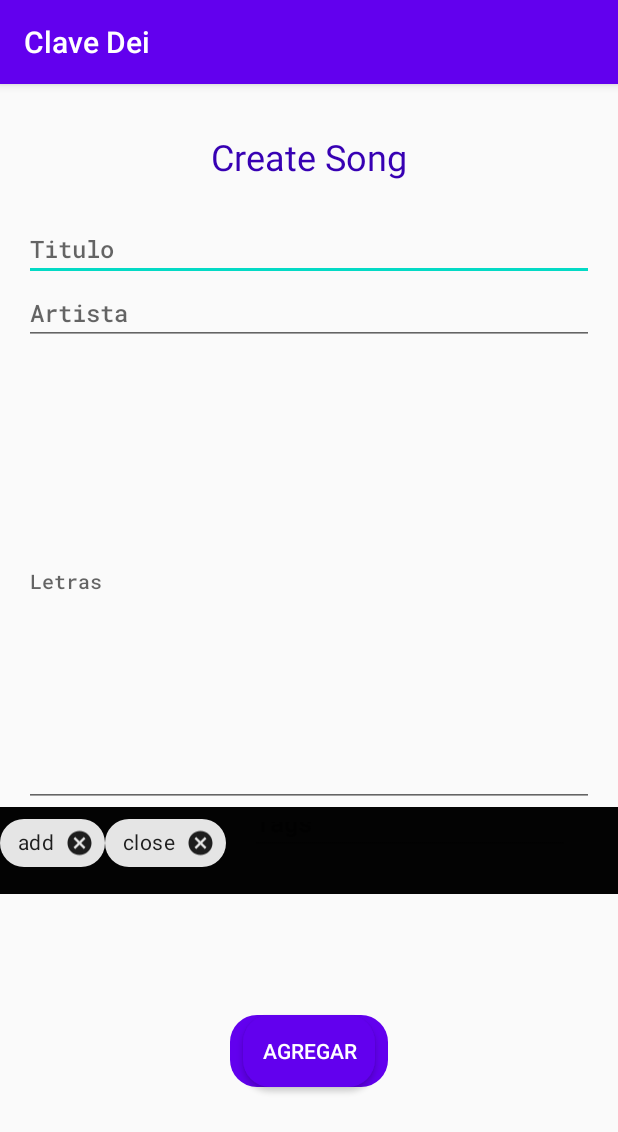
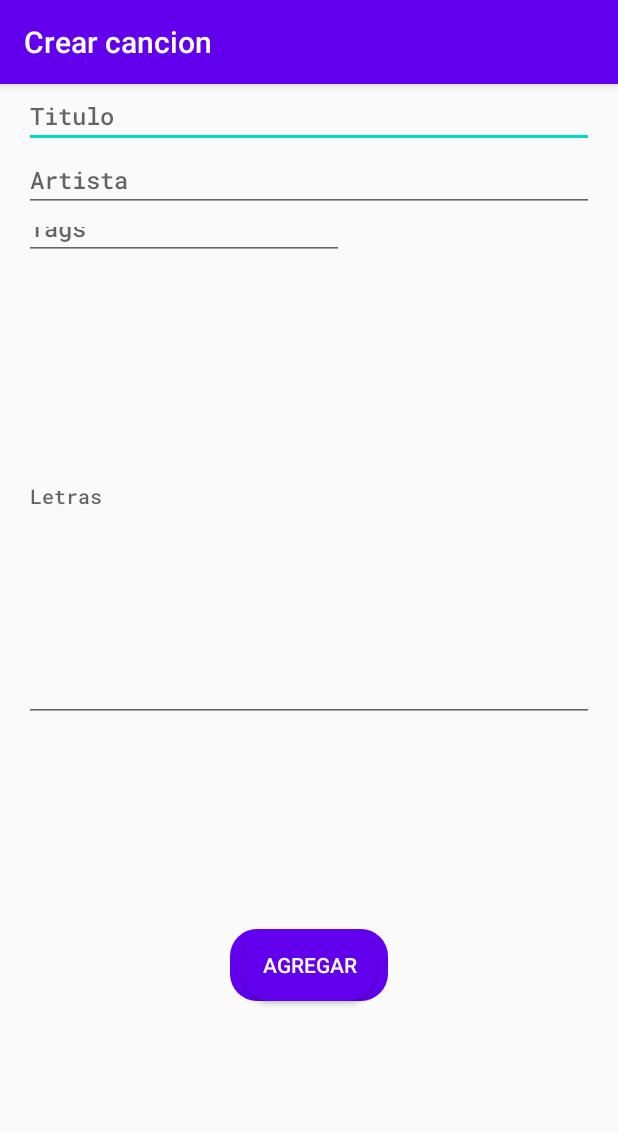
Before and after one commit to melisgb/CancioneroCatolico, an Android app: the EditSongActivity screen opened directly, with no data from a screen before it, on a phone screen of 412 x 824 dp. Shown: the top 1132 px of the screen. Run offline under Robolectric (Android 15) with nearby library versions, the phone set to English and light mode, and no system bars; our stand-ins replace FlexboxLayout.

Commit message:
Progress in Chips for Tags

```diff
--- a/app/src/main/AndroidManifest.xml
+++ b/app/src/main/AndroidManifest.xml
@@ -12,7 +12,8 @@
         android:supportsRtl="true"
         android:theme="@style/AppTheme">
         <activity android:name=".ReadSongActivity"></activity>
-        <activity android:name=".EditSongActivity" />
+        <activity android:name=".EditSongActivity"
+            android:windowSoftInputMode="adjustPan"/>
         <activity android:name=".ViewSpecificListActivity" />
         <activity android:name=".ViewMyListsActivity" />
         <activity android:name=".ViewSongsByKeyActivity" />
--- a/app/src/main/java/com/example/cancionerocatolico/EditSongActivity.kt
+++ b/app/src/main/java/com/example/cancionerocatolico/EditSongActivity.kt
@@ -3,6 +3,8 @@ package com.example.cancionerocatolico
 import androidx.appcompat.app.AppCompatActivity
 import android.os.Bundle
 import android.view.View
+import android.widget.ArrayAdapter
+import android.widget.AutoCompleteTextView
 import android.widget.Button
 import android.widget.Toast
 import com.example.cancionerocatolico.api.CancioneroAPI
@@ -23,9 +25,10 @@ class EditSongActivity : AppCompatActivity() {
         val btnCreateSong = findViewById<Button>(R.id.btnCreateSong)
         val btnUpdateSong = findViewById<Button>(R.id.btnUpdateSong)
         val tagsLayout = findViewById<FlexboxLayout>(R.id.tagsLayout)
+        var tagsInput = findViewById<AutoCompleteTextView>(R.id.etxtSongTags)
 
         if(intent.extras != null){
-            txtvEditSongTitle.text = "Update Song"
+            title = getString(R.string.edit_song_title)
             btnUpdateSong.isEnabled = true
             btnCreateSong.isEnabled = false
             //Para Editar Cancion
@@ -37,7 +40,7 @@ class EditSongActivity : AppCompatActivity() {
             etxtSongTags.setText(bundle.getString("songTags"))
         }
         else{
-            txtvEditSongTitle.text = "Create Song"
+            title = getString(R.string.create_song_title)
             btnUpdateSong.isEnabled = false
             btnCreateSong.isEnabled = true
         }
@@ -73,8 +76,9 @@ class EditSongActivity : AppCompatActivity() {
             )
             updateSongDB(currSong)
         }
-        addNewChip("add", tagsLayout)
-        addNewChip("close", tagsLayout)
+        tagsInput.setAdapter(ArrayAdapter<String>(this, android.R.layout.simple_list_item_1,
+            listOf("Entrada", "Comunion", "Salida1", "Salida2", "Salida3")))
+//        addNewChip("add", tagsLayout)
     }
 
     fun addSongDB(song : Song){
--- a/app/src/main/res/layout/activity_edit_song.xml
+++ b/app/src/main/res/layout/activity_edit_song.xml
@@ -4,26 +4,14 @@
     xmlns:tools="http://schemas.android.com/tools"
     android:layout_width="match_parent"
     android:layout_height="match_parent"
+    android:fitsSystemWindows="false"
     tools:context=".EditSongActivity">
-
-    <TextView
-        android:id="@+id/txtvEditSongTitle"
-        android:layout_width="wrap_content"
-        android:layout_height="wrap_content"
-        android:layout_marginTop="32dp"
-        android:text="@string/edit_song_title"
-        android:textColor="@color/colorPrimaryDark"
-        android:textSize="24sp"
-        app:layout_constraintEnd_toEndOf="parent"
-        app:layout_constraintStart_toStartOf="parent"
-        app:layout_constraintTop_toTopOf="parent" />
 
     <EditText
         android:id="@+id/etxtSongTitle"
         android:layout_width="0dp"
         android:layout_height="wrap_content"
         android:layout_marginStart="16dp"
-        android:layout_marginTop="24dp"
         android:layout_marginEnd="16dp"
         android:autofillHints=""
         android:ems="10"
@@ -35,7 +23,7 @@
         app:layout_constraintEnd_toEndOf="parent"
         app:layout_constraintHorizontal_bias="0.0"
         app:layout_constraintStart_toStartOf="parent"
-        app:layout_constraintTop_toBottomOf="@+id/txtvEditSongTitle" />
+        app:layout_constraintTop_toTopOf="parent" />
 
     <EditText
         android:id="@+id/etxtSongArtist"
@@ -53,6 +41,39 @@
         app:layout_constraintHorizontal_bias="0.0"
         app:layout_constraintStart_toStartOf="parent"
         app:layout_constraintTop_toBottomOf="@+id/etxtSongTitle" />
+
+    <com.google.android.flexbox.FlexboxLayout
+        android:id="@+id/tagsLayout"
+        android:layout_width="match_parent"
+        android:layout_height="wrap_content"
+        app:alignContent="space_around"
+        app:alignItems="stretch"
+        app:layout_constraintEnd_toEndOf="parent"
+        app:layout_constraintStart_toStartOf="parent"
+        app:layout_constraintTop_toBottomOf="@+id/etxtSongArtist"
+        app:showDivider="beginning|middle|end">
+
+        <AutoCompleteTextView
+            android:id="@+id/etxtSongTags"
+            android:layout_width="wrap_content"
+            android:layout_height="32dp"
+            android:layout_marginLeft="16sp"
+            android:layout_marginRight="16sp"
+            android:autofillHints=""
+            android:dropDownHeight="70dp"
+            android:dropDownHorizontalOffset="0dp"
+            android:dropDownVerticalOffset="-190dp"
+            android:ems="10"
+            android:fontFamily="@font/roboto_mono_medium"
+            android:hint="@string/hint_song_tags"
+            android:inputType="text"
+            android:textColor="@color/whiteColor"
+            android:textSize="16sp"
+            app:layout_constraintEnd_toEndOf="parent"
+            app:layout_constraintStart_toStartOf="parent"
+            app:layout_constraintTop_toBottomOf="@+id/etxtSongArtist"
+            app:layout_flexGrow="1" />
+    </com.google.android.flexbox.FlexboxLayout>
 
     <EditText
         android:id="@+id/etxtSongLyrics"
@@ -72,40 +93,8 @@
         android:textSize="13sp"
         app:layout_constraintEnd_toEndOf="parent"
         app:layout_constraintStart_toStartOf="parent"
-        app:layout_constraintTop_toBottomOf="@+id/etxtSongArtist" />
+        app:layout_constraintTop_toBottomOf="@+id/tagsLayout" />
 
-    <com.google.android.flexbox.FlexboxLayout
-        android:id="@+id/tagsLayout"
-        android:layout_width="match_parent"
-        android:layout_height="wrap_content"
-        app:alignContent="space_around"
-        app:alignItems="stretch"
-        android:paddingBottom="10dp"
-        android:background="@color/blackColor"
-        app:layout_constraintEnd_toEndOf="parent"
-        app:layout_constraintStart_toStartOf="parent"
-        app:layout_constraintTop_toBottomOf="@+id/etxtSongLyrics"
-        app:showDivider="beginning|middle|end" >
-
-        <EditText
-            android:id="@+id/etxtSongTags"
-            android:layout_width="wrap_content"
-            android:layout_height="32dp"
-            app:layout_flexGrow ="1"
-            android:layout_marginLeft="16sp"
-            android:layout_marginRight="16sp"
-            android:autofillHints=""
-            android:ems="10"
-            android:focusable="true"
-            android:fontFamily="@font/roboto_mono_medium"
-            android:hint="@string/hint_song_tags"
-            android:textColor="@color/whiteColor"
-            android:inputType="text"
-            android:textSize="16sp"
-            app:layout_constraintEnd_toEndOf="parent"
-            app:layout_constraintStart_toStartOf="parent"
-            app:layout_constraintTop_toBottomOf="@+id/etxtSongLyrics" />
-    </com.google.android.flexbox.FlexboxLayout>
 
     <Button
         android:id="@+id/btnCreateSong"
@@ -119,7 +108,7 @@
         app:layout_constraintBottom_toBottomOf="parent"
         app:layout_constraintEnd_toEndOf="parent"
         app:layout_constraintStart_toStartOf="parent"
-        app:layout_constraintTop_toBottomOf="@+id/tagsLayout" />
+        app:layout_constraintTop_toBottomOf="@+id/etxtSongLyrics" />
 
     <Button
         android:id="@+id/btnUpdateSong"
@@ -133,6 +122,6 @@
         app:layout_constraintBottom_toBottomOf="parent"
         app:layout_constraintEnd_toEndOf="parent"
         app:layout_constraintStart_toStartOf="parent"
-        app:layout_constraintTop_toBottomOf="@+id/tagsLayout" />
+        app:layout_constraintTop_toBottomOf="@+id/etxtSongLyrics" />
 
 </androidx.constraintlayout.widget.ConstraintLayout>
--- a/app/src/main/res/values/strings.xml
+++ b/app/src/main/res/values/strings.xml
@@ -50,5 +50,6 @@
     <string name="view_my_lists_title">Mis listas</string>
     <string name="view_specific_list_title">Detalle lista</string>
     <string name="view_songs_title">Listado canciones</string>
-    <string name="edit_song_title">Crear cancion</string>
+    <string name="edit_song_title">Actualizar</string>
+    <string name="create_song_title">Crear cancion</string>
 </resources>
```
